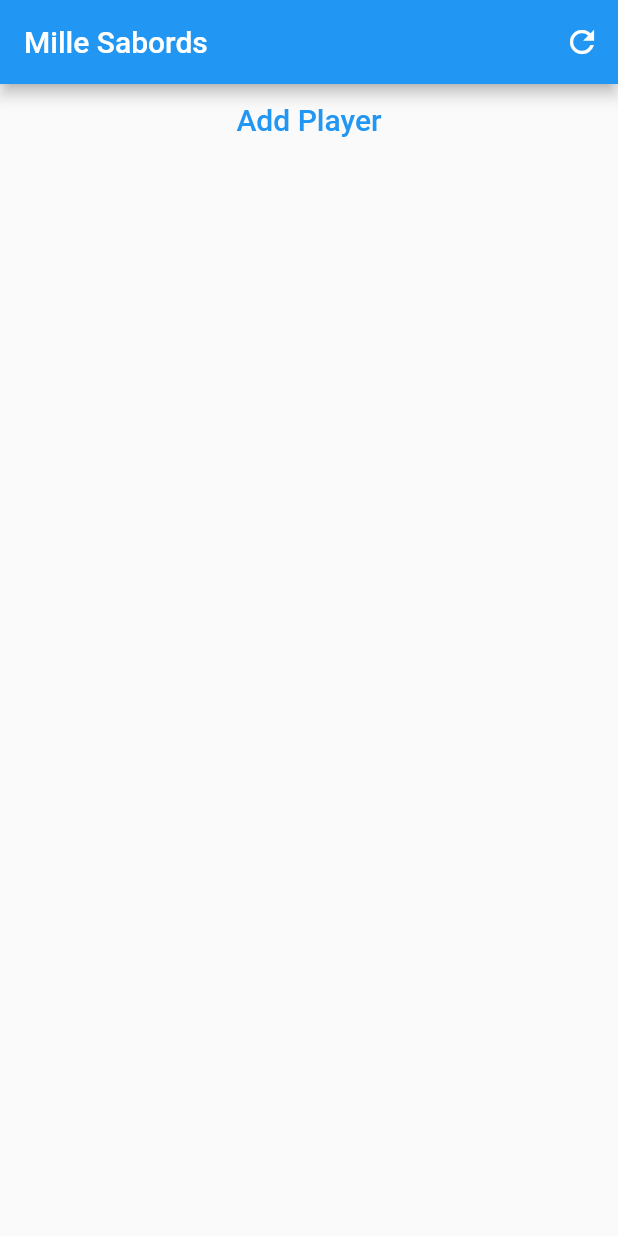
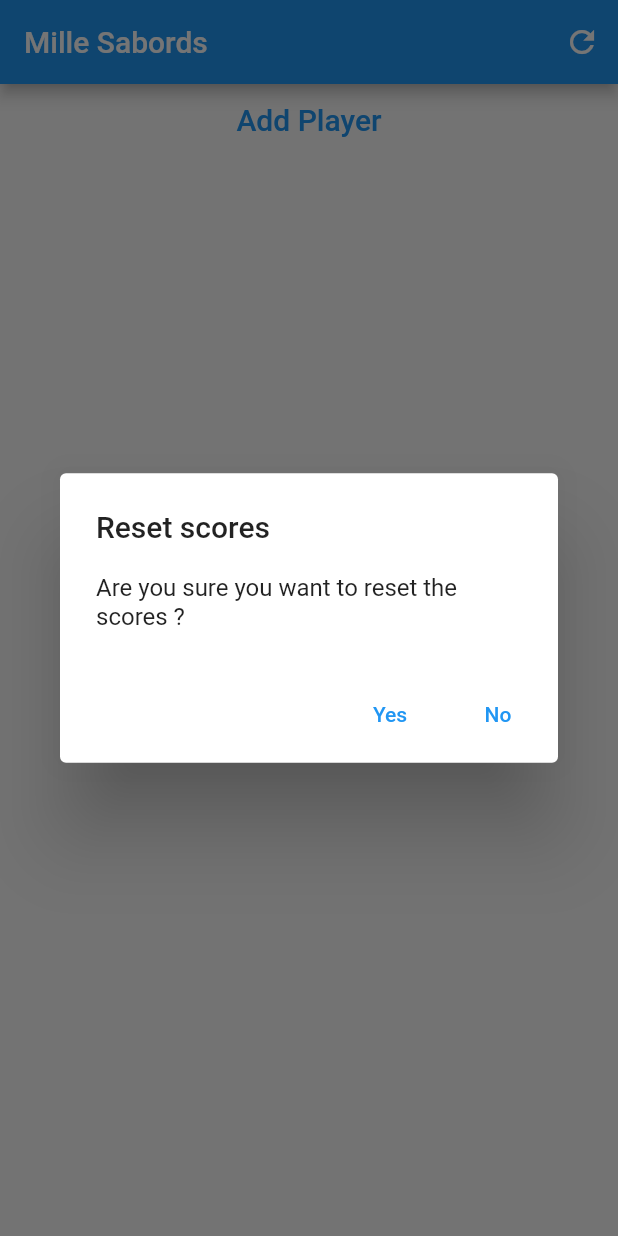
Before and after one commit to adem-m/mille_sabords_counter, a Flutter app: the screen it shows after launch, after a tap on the "refresh" icon, on a phone screen of 412 x 824 dp. Run offline on Flutter 3.47's test engine with Material 2 defaults, Android fonts, the phone set to English and light mode, and no system bars.

Commit message:
Reset alert

```diff
--- a/lib/counter.dart
+++ b/lib/counter.dart
@@ -18,7 +18,6 @@ class _CounterState extends State<Counter> {
 
     widget.resetStream.listen((_) {
       setState(() {
-        print("score reset");
         score = 0;
       });
     });
--- a/lib/main.dart
+++ b/lib/main.dart
@@ -5,7 +5,7 @@ import 'package:mille_sabords_counter/add_player.dart';
 import 'package:mille_sabords_counter/player_item.dart';
 
 void main() {
-  runApp(const MyApp());
+  runApp(const MaterialApp(home: MyApp()));
 }
 
 class MyApp extends StatefulWidget {
@@ -37,20 +37,48 @@ class _MyAppState extends State<MyApp> {
     });
   }
 
+  showResetAlert(BuildContext context) {
+    Widget yesButton = TextButton(
+      child: const Text("Yes"),
+      onPressed: () {
+        resetScores();
+        Navigator.of(context).pop();
+      },
+    );
+    Widget noButton = TextButton(
+      child: const Text("No"),
+      onPressed: () => Navigator.of(context).pop(),
+    );
+
+    AlertDialog alert = AlertDialog(
+      title: const Text("Reset scores"),
+      content: const Text("Are you sure you want to reset the scores ?"),
+      actions: [
+        yesButton,
+        noButton,
+      ],
+    );
+
+    showDialog(
+      context: context,
+      builder: (BuildContext context) {
+        return alert;
+      },
+    );
+  }
+
   void resetScores() {
     resetStream.add(null);
   }
 
   @override
   Widget build(BuildContext context) {
-    return MaterialApp(
-      theme: ThemeData(),
-      home: Scaffold(
+    return Scaffold(
       appBar: AppBar(
         title: const Text("Mille Sabords"),
         actions: [
           IconButton(
-              onPressed: resetScores,
+            onPressed: () => showResetAlert(context),
             icon: const Icon(Icons.refresh),
           )
         ],
@@ -65,7 +93,6 @@ class _MyAppState extends State<MyApp> {
           ],
         ),
       ),
-      ),
     );
   }
 }
--- a/lib/player_item.dart
+++ b/lib/player_item.dart
@@ -28,7 +28,6 @@ class PlayerItem extends StatelessWidget {
       },
     );
 
-    // set up the AlertDialog
     AlertDialog alert = AlertDialog(
       title: const Text("Delete player"),
       content: Text("Are you sure you want to delete $name ?"),
```
Lines whose indentation alone changed are shown as unchanged.
